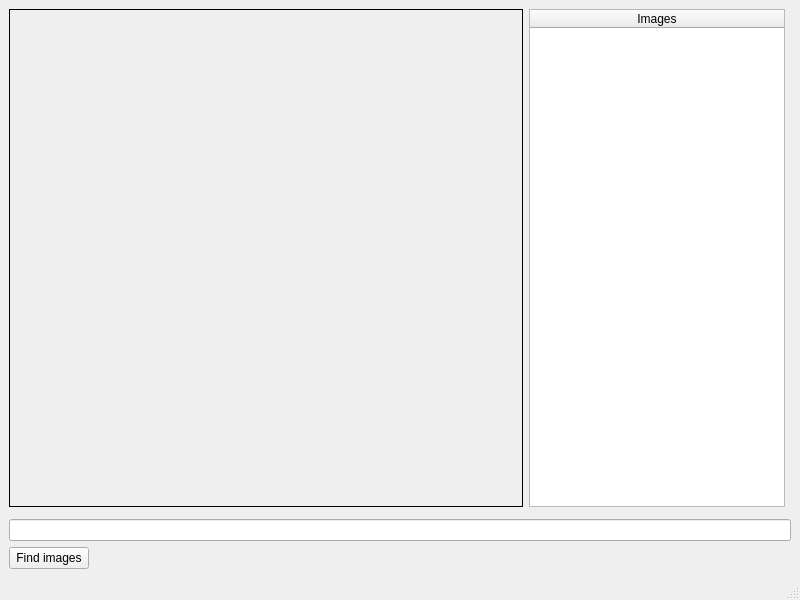
The window that mainwindow.ui (kristiankoskimaki/cropbuster) describes before a commit, drawn with Qt 5.
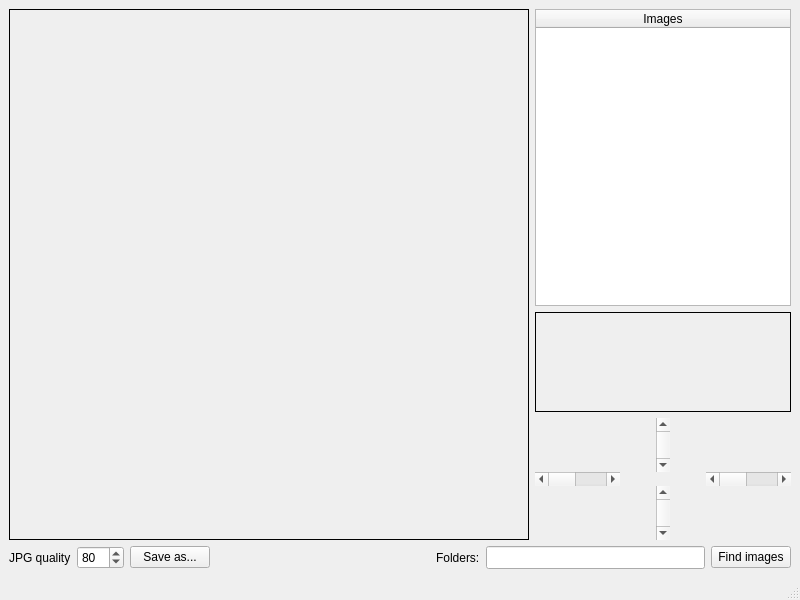
The same window after the commit.

Commit message: UI for modifying rectangle and saving image

Patch:
```diff
--- a/mainwindow.ui
+++ b/mainwindow.ui
@@ -18,10 +18,10 @@
     <item>
      <layout class="QHBoxLayout" name="horizontalLayout">
       <property name="rightMargin">
-       <number>6</number>
+       <number>0</number>
       </property>
       <property name="bottomMargin">
-       <number>6</number>
+       <number>0</number>
       </property>
       <item>
        <widget class="QLabel" name="img_label">
@@ -40,6 +40,11 @@
        </widget>
       </item>
       <item>
+       <layout class="QVBoxLayout" name="verticalLayout_3">
+        <property name="rightMargin">
+         <number>0</number>
+        </property>
+        <item>
        <widget class="QTableWidget" name="images_table">
         <property name="sizePolicy">
          <sizepolicy hsizetype="Minimum" vsizetype="Expanding">
@@ -66,7 +71,124 @@
         </column>
        </widget>
       </item>
-     </layout>
+        <item>
+         <widget class="QLabel" name="about_image">
+          <property name="sizePolicy">
+           <sizepolicy hsizetype="Preferred" vsizetype="Minimum">
+            <horstretch>0</horstretch>
+            <verstretch>0</verstretch>
+           </sizepolicy>
+          </property>
+          <property name="minimumSize">
+           <size>
+            <width>0</width>
+            <height>100</height>
+           </size>
+          </property>
+          <property name="frameShape">
+           <enum>QFrame::Box</enum>
+          </property>
+          <property name="text">
+           <string/>
+          </property>
+         </widget>
+        </item>
+        <item>
+         <layout class="QGridLayout" name="gridLayout">
+          <property name="topMargin">
+           <number>0</number>
+          </property>
+          <property name="spacing">
+           <number>0</number>
+          </property>
+          <item row="1" column="2">
+           <widget class="QScrollBar" name="adjust_right">
+            <property name="orientation">
+             <enum>Qt::Horizontal</enum>
+            </property>
+           </widget>
+          </item>
+          <item row="2" column="1" alignment="Qt::AlignHCenter">
+           <widget class="QScrollBar" name="adjust_bottom">
+            <property name="orientation">
+             <enum>Qt::Vertical</enum>
+            </property>
+           </widget>
+          </item>
+          <item row="1" column="0">
+           <widget class="QScrollBar" name="adjust_left">
+            <property name="orientation">
+             <enum>Qt::Horizontal</enum>
+            </property>
+           </widget>
+          </item>
+          <item row="0" column="1" alignment="Qt::AlignHCenter">
+           <widget class="QScrollBar" name="adjust_top">
+            <property name="orientation">
+             <enum>Qt::Vertical</enum>
+            </property>
+           </widget>
+          </item>
+         </layout>
+        </item>
+       </layout>
+      </item>
+     </layout>
+    </item>
+    <item>
+     <layout class="QHBoxLayout" name="horizontalLayout_2">
+      <property name="topMargin">
+       <number>0</number>
+      </property>
+      <property name="rightMargin">
+       <number>0</number>
+      </property>
+      <item>
+       <widget class="QLabel" name="label">
+        <property name="text">
+         <string>JPG quality</string>
+        </property>
+       </widget>
+      </item>
+      <item>
+       <widget class="QSpinBox" name="jpg_quality">
+        <property name="minimum">
+         <number>1</number>
+        </property>
+        <property name="maximum">
+         <number>100</number>
+        </property>
+        <property name="value">
+         <number>80</number>
+        </property>
+       </widget>
+      </item>
+      <item>
+       <widget class="QPushButton" name="save_as">
+        <property name="text">
+         <string>Save as...</string>
+        </property>
+       </widget>
+      </item>
+      <item>
+       <spacer name="horizontalSpacer">
+        <property name="orientation">
+         <enum>Qt::Horizontal</enum>
+        </property>
+        <property name="sizeHint" stdset="0">
+         <size>
+          <width>40</width>
+          <height>20</height>
+         </size>
+        </property>
+       </spacer>
+      </item>
+      <item>
+       <widget class="QLabel" name="label_2">
+        <property name="text">
+         <string>Folders:</string>
+        </property>
+       </widget>
     </item>
     <item>
      <widget class="QLineEdit" name="folders_box">
@@ -90,6 +212,8 @@
        <string>Find images</string>
       </property>
      </widget>
+      </item>
+     </layout>
     </item>
    </layout>
   </widget>
```
Left out of the diff: 2 changed lines with no effect on the pictures. Lines whose indentation alone changed are shown as unchanged.
